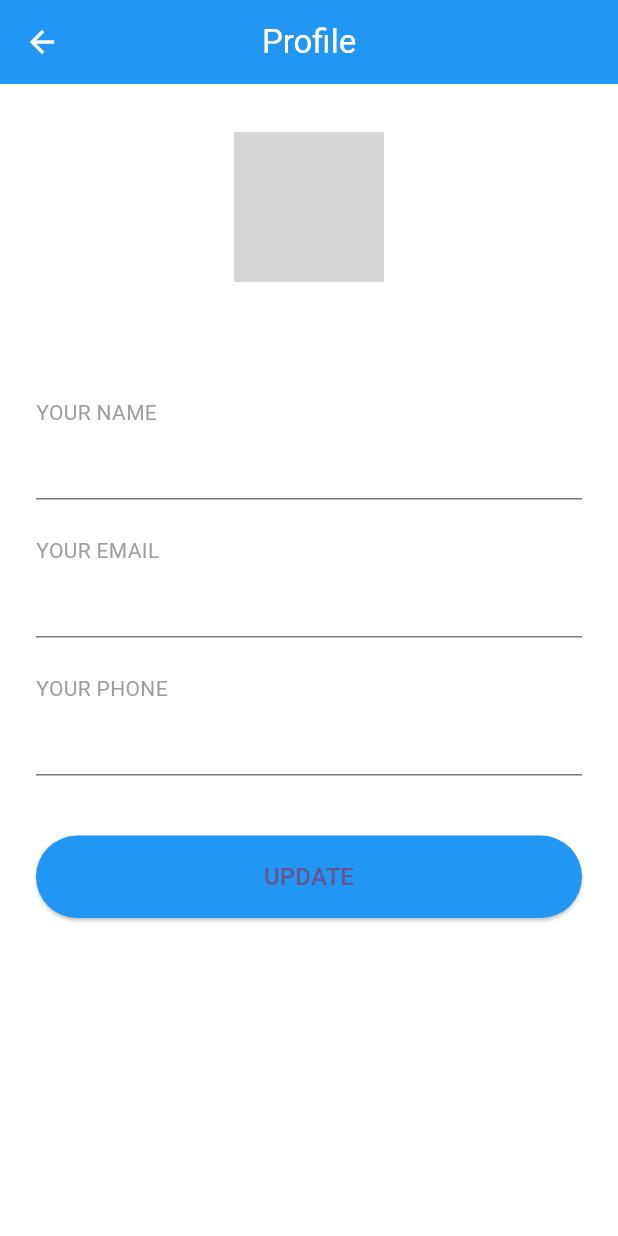
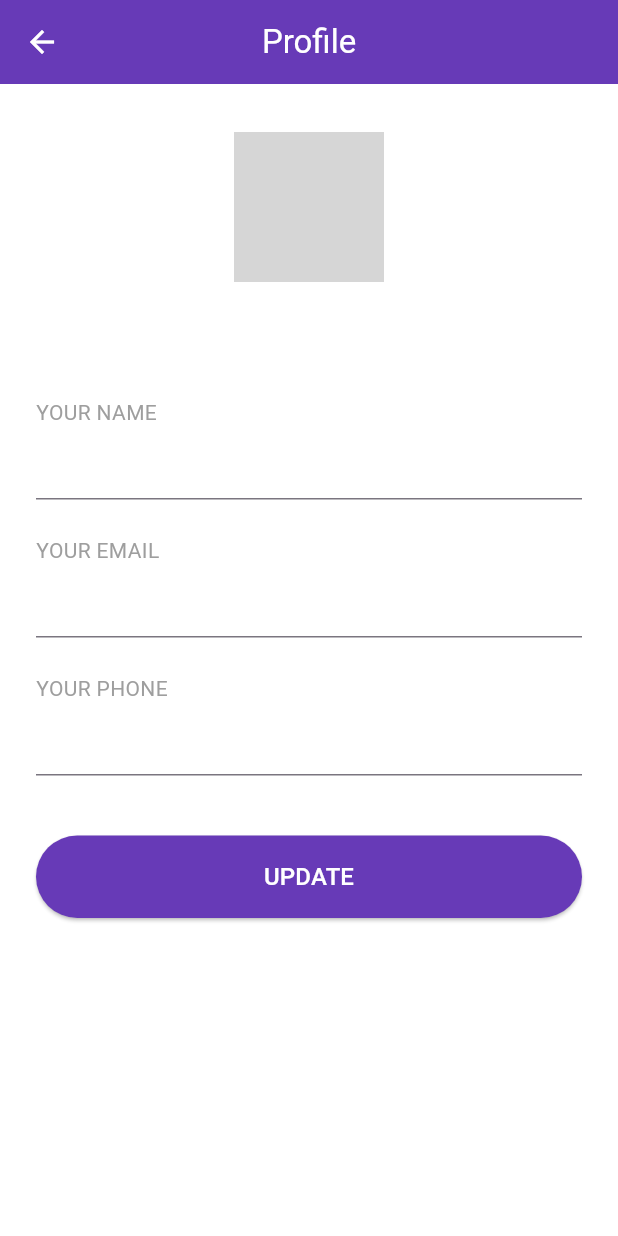
Before and after one commit to Aya-Ashreey7/Book-Wishlist, a Flutter app: the AccountPage screen opened directly, on a phone screen of 412 x 824 dp. Run offline on Flutter 3.47's test engine with Material 3 defaults, Android fonts, the phone set to English and light mode, and no system bars; our stand-ins replace dio, shared_preferences; accounts and stored records are empty; network calls fail; grey boxes are pictures that could not be loaded.

Commit message:
style edits

```diff
--- a/lib/MainLayout.dart
+++ b/lib/MainLayout.dart
@@ -14,9 +14,9 @@ class _MainLayoutState extends State<MainLayout> {
   int _selectedIndex = 0;
 
   final List<Widget> _screens = [
-    const MyHomePage(), // الصفحة الرئيسية من main.dart
-    const FavoritePage(), // صفحة المفضلة
-    const AccountPage(), // صفحة الحساب
+    const MyHomePage(),
+    const FavoritePage(),
+    const AccountPage(),
   ];
 
   void _onItemTapped(int index) {
--- a/lib/accountPage.dart
+++ b/lib/accountPage.dart
@@ -31,14 +31,15 @@ class _AccountPageState extends State<AccountPage> {
 
   Future<void> _loadProfile() async {
     final prefs = await SharedPreferences.getInstance();
-    await loadCurrentUser(); // ✅ load currentUserEmail
+    await loadCurrentUser();
 
     if (currentUserEmail != null) {
       setState(() {
         name = prefs.getString('name');
         email = currentUserEmail;
         phone = prefs.getString('phone') ?? '';
-        imagePath = prefs.getString('profileImage') ?? 'assets/default_user.png';
+        imagePath =
+            prefs.getString('profileImage') ?? 'assets/default_user.png';
 
         nameController.text = name ?? '';
         emailController.text = currentUserEmail!;
@@ -70,11 +71,14 @@ class _AccountPageState extends State<AccountPage> {
       backgroundColor: Colors.white,
       appBar: isUserLoggedIn
           ? AppBar(
-        backgroundColor: Colors.blue,
-        title: const Text("Profile", style: TextStyle(color: Colors.white)),
-        centerTitle: true,
-        iconTheme: const IconThemeData(color: Colors.white),
-      )
+              backgroundColor: Colors.deepPurple,
+              title: const Text(
+                "Profile",
+                style: TextStyle(color: Colors.white),
+              ),
+              centerTitle: true,
+              iconTheme: const IconThemeData(color: Colors.white),
+            )
           : null,
       body: isUserLoggedIn ? _buildProfileUI() : _buildGuestUI(),
     );
@@ -89,14 +93,24 @@ class _AccountPageState extends State<AccountPage> {
           Stack(
             alignment: Alignment.bottomRight,
             children: [
-              CircleAvatar(radius: 50, backgroundImage: AssetImage(imagePath!)),
+              if (imagePath == null)
+                const CircularProgressIndicator()
+              else
+                CircleAvatar(
+                  radius: 50,
+                  backgroundImage: AssetImage(imagePath!),
+                ),
               Container(
                 padding: const EdgeInsets.all(4),
                 decoration: const BoxDecoration(
                   color: Colors.white,
                   shape: BoxShape.circle,
                 ),
-                child: const Icon(Icons.edit, color: Colors.blue, size: 20),
+                child: const Icon(
+                  Icons.edit,
+                  color: Colors.deepPurple,
+                  size: 20,
+                ),
               ),
             ],
           ),
@@ -139,14 +153,17 @@ class _AccountPageState extends State<AccountPage> {
             width: double.infinity,
             child: ElevatedButton(
               style: ElevatedButton.styleFrom(
-                backgroundColor: Colors.blue,
+                backgroundColor: Colors.deepPurple,
                 padding: const EdgeInsets.symmetric(vertical: 16),
                 shape: RoundedRectangleBorder(
                   borderRadius: BorderRadius.circular(30),
                 ),
               ),
               onPressed: _saveProfile,
-              child: const Text("UPDATE", style: TextStyle(fontSize: 16)),
+              child: const Text(
+                "UPDATE",
+                style: TextStyle(fontSize: 16, color: Colors.white),
+              ),
             ),
           ),
         ],
@@ -175,9 +192,12 @@ class _AccountPageState extends State<AccountPage> {
                   width: 200,
                   child: ElevatedButton.icon(
                     icon: const Icon(Icons.login, color: Colors.white),
-                    label: const Text("Login", style: TextStyle(color: Colors.white)),
+                    label: const Text(
+                      "Login",
+                      style: TextStyle(color: Colors.white),
+                    ),
                     style: ElevatedButton.styleFrom(
-                      backgroundColor: Colors.black,
+                      backgroundColor: Colors.deepPurple,
                       padding: const EdgeInsets.symmetric(vertical: 16),
                       shape: RoundedRectangleBorder(
                         borderRadius: BorderRadius.circular(10),
@@ -200,10 +220,16 @@ class _AccountPageState extends State<AccountPage> {
                 SizedBox(
                   width: 200,
                   child: OutlinedButton.icon(
-                    icon: const Icon(Icons.app_registration, color: Colors.black),
-                    label: const Text("Sign Up", style: TextStyle(color: Colors.black)),
+                    icon: const Icon(
+                      Icons.app_registration,
+                      color: Colors.deepPurple,
+                    ),
+                    label: const Text(
+                      "Sign Up",
+                      style: TextStyle(color: Colors.deepPurple),
+                    ),
                     style: OutlinedButton.styleFrom(
-                      side: const BorderSide(color: Colors.black),
+                      side: const BorderSide(color: Colors.deepPurple),
                       padding: const EdgeInsets.symmetric(vertical: 16),
                       shape: RoundedRectangleBorder(
                         borderRadius: BorderRadius.circular(10),
```
Also changed, not shown: lib/DioService.dart (+0 -22 lines), lib/favorite.dart (+44 -7 lines), lib/login_page.dart (+3 -5 lines), lib/main.dart (+9 -3 lines).
